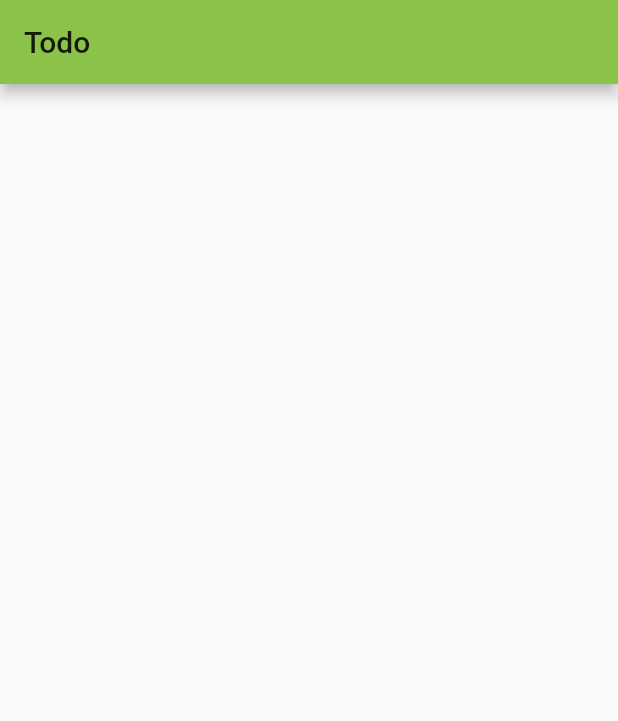
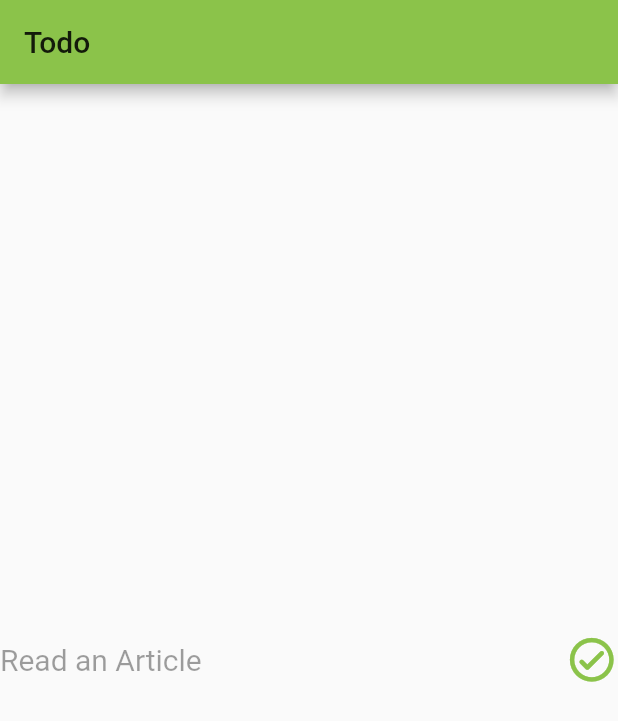
Before and after one commit to FunkyMan4415/todo_cubit, a Flutter app: the screen it shows after launch, on a phone screen of 412 x 824 dp. Shown: the top 721 px of the screen. Run offline on Flutter 3.47's test engine with Material 2 defaults, Android fonts, the phone set to English and light mode, and no system bars; our stand-ins replace bloc, freezed_annotation.

Commit message:
add toto_tile

```diff
--- /dev/null
+++ b/lib/todo/components/todo_tile.dart
@@ -0,0 +1,35 @@
+import 'package:flutter/material.dart';
+
+class TodoTile extends StatelessWidget {
+  const TodoTile({
+    Key? key,
+    required this.title,
+    required this.isDone,
+  }) : super(key: key);
+
+  final String title;
+  final bool isDone;
+
+  @override
+  Widget build(BuildContext context) {
+    return Center(
+      child: Row(
+        mainAxisAlignment: MainAxisAlignment.spaceBetween,
+        children: [
+          Text(
+            title,
+            style:
+                TextStyle(fontSize: 20, color: isDone ? Colors.black38 : null),
+          ),
+          Icon(
+            isDone
+                ? Icons.check_circle_outline_rounded
+                : Icons.radio_button_off_rounded,
+            color: isDone ? Theme.of(context).primaryColor : Colors.black38,
+            size: 35,
+          )
+        ],
+      ),
+    );
+  }
+}
--- a/lib/todo/todo_screen.dart
+++ b/lib/todo/todo_screen.dart
@@ -1,4 +1,5 @@
 import 'package:flutter/material.dart';
+import 'package:todo_cubit/todo/components/todo_tile.dart';
 
 class TodoScreen extends StatelessWidget {
   @override
@@ -7,7 +8,10 @@ class TodoScreen extends StatelessWidget {
       appBar: AppBar(
         title: const Text('Todo'),
       ),
-      body: Container(),
+      body: TodoTile(
+        title: 'Read an Article',
+        isDone: true,
+      ),
     );
   }
 }
```
